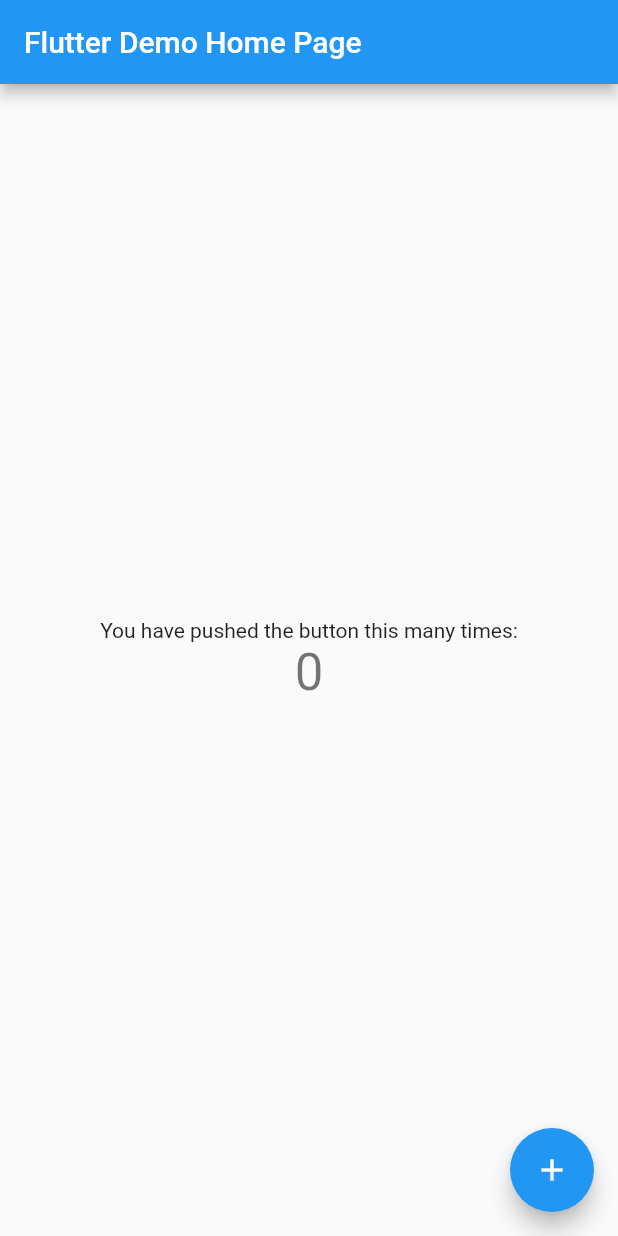
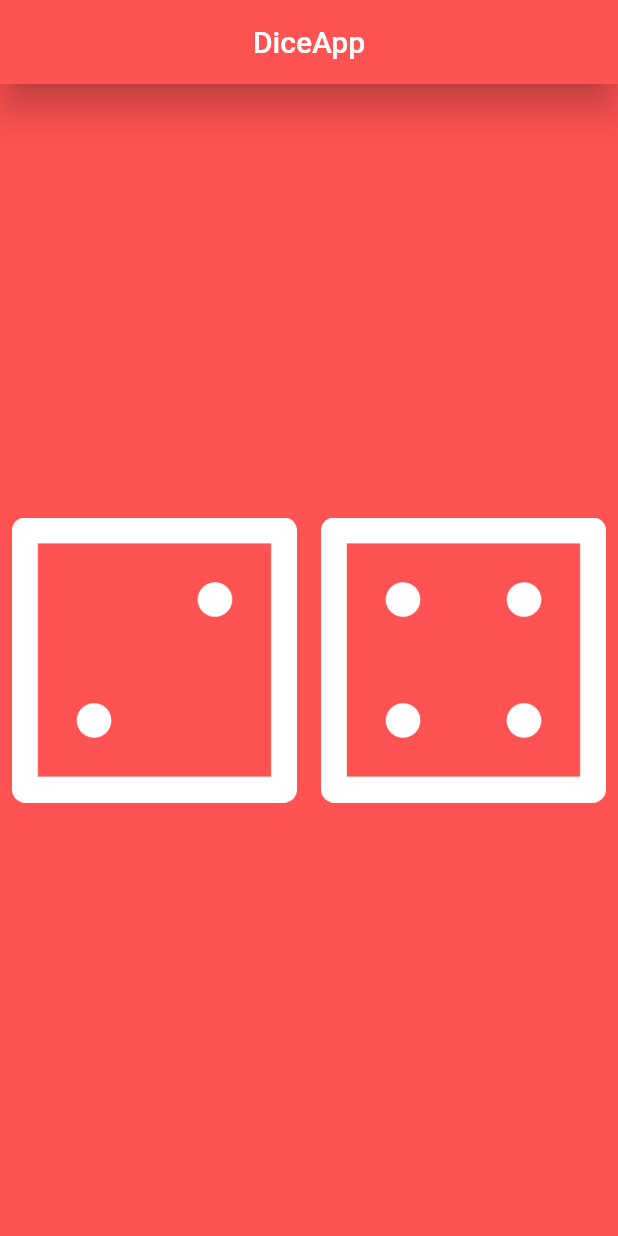
Before and after one commit to wgs1989/flutter_codigo_diceapp, a Flutter app: the screen it shows after launch, on a phone screen of 412 x 824 dp. Run offline on Flutter 3.47's test engine with Material 2 defaults, Android fonts, the phone set to English and light mode, and no system bars.

Commit message:
Cambio 1 DiceApp

```diff
--- a/lib/main.dart
+++ b/lib/main.dart
@@ -1,115 +1,68 @@
 import 'package:flutter/material.dart';
 
 void main() {
-  runApp(const MyApp());
+  runApp(MyApp());
 }
 
 class MyApp extends StatelessWidget {
-  const MyApp({Key? key}) : super(key: key);
-
-  // This widget is the root of your application.
   @override
   Widget build(BuildContext context) {
     return MaterialApp(
-      title: 'Flutter Demo',
-      theme: ThemeData(
-        // This is the theme of your application.
-        //
-        // Try running your application with "flutter run". You'll see the
-        // application has a blue toolbar. Then, without quitting the app, try
-        // changing the primarySwatch below to Colors.green and then invoke
-        // "hot reload" (press "r" in the console where you ran "flutter run",
-        // or simply save your changes to "hot reload" in a Flutter IDE).
-        // Notice that the counter didn't reset back to zero; the application
-        // is not restarted.
-        primarySwatch: Colors.blue,
-      ),
-      home: const MyHomePage(title: 'Flutter Demo Home Page'),
+      home: HomePage(),
     );
   }
 }
 
-class MyHomePage extends StatefulWidget {
-  const MyHomePage({Key? key, required this.title}) : super(key: key);
-
-  // This widget is the home page of your application. It is stateful, meaning
-  // that it has a State object (defined below) that contains fields that affect
-  // how it looks.
-
-  // This class is the configuration for the state. It holds the values (in this
-  // case the title) provided by the parent (in this case the App widget) and
-  // used by the build method of the State. Fields in a Widget subclass are
-  // always marked "final".
-
-  final String title;
-
+class HomePage extends StatefulWidget {
   @override
-  State<MyHomePage> createState() => _MyHomePageState();
+  State<HomePage> createState() => _HomePageState();
 }
 
-class _MyHomePageState extends State<MyHomePage> {
-  int _counter = 0;
-
-  void _incrementCounter() {
-    setState(() {
-      // This call to setState tells the Flutter framework that something has
-      // changed in this State, which causes it to rerun the build method below
-      // so that the display can reflect the updated values. If we changed
-      // _counter without calling setState(), then the build method would not be
-      // called again, and so nothing would appear to happen.
-      _counter++;
-    });
-  }
+class _HomePageState extends State<HomePage> {
+  int leftDice = 2;
 
   @override
   Widget build(BuildContext context) {
-    // This method is rerun every time setState is called, for instance as done
-    // by the _incrementCounter method above.
-    //
-    // The Flutter framework has been optimized to make rerunning build methods
-    // fast, so that you can just rebuild anything that needs updating rather
-    // than having to individually change instances of widgets.
+    print('BUILD!!!!');
     return Scaffold(
+      backgroundColor: Colors.redAccent,
       appBar: AppBar(
-        // Here we take the value from the MyHomePage object that was created by
-        // the App.build method, and use it to set our appbar title.
-        title: Text(widget.title),
+        title: Text('DiceApp'),
+        backgroundColor: Colors.redAccent,
+        centerTitle: true,
+        elevation: 10,
       ),
       body: Center(
-        // Center is a layout widget. It takes a single child and positions it
-        // in the middle of the parent.
-        child: Column(
-          // Column is also a layout widget. It takes a list of children and
-          // arranges them vertically. By default, it sizes itself to fit its
-          // children horizontally, and tries to be as tall as its parent.
-          //
-          // Invoke "debug painting" (press "p" in the console, choose the
-          // "Toggle Debug Paint" action from the Flutter Inspector in Android
-          // Studio, or the "Toggle Debug Paint" command in Visual Studio Code)
-          // to see the wireframe for each widget.
-          //
-          // Column has various properties to control how it sizes itself and
-          // how it positions its children. Here we use mainAxisAlignment to
-          // center the children vertically; the main axis here is the vertical
-          // axis because Columns are vertical (the cross axis would be
-          // horizontal).
-          mainAxisAlignment: MainAxisAlignment.center,
-          children: <Widget>[
-            const Text(
-              'You have pushed the button this many times:',
+        child: Row(
+          children: [
+            Expanded(
+              flex: 1,
+              child: TextButton(
+                onPressed: () {
+                  print('Dado izquierdo');
+                  leftDice = 6;
+                  setState(() {});
+                  print(leftDice);
+                },
+                child: Image.asset(
+                  'assets/images/dice$leftDice.png',
+                ),
+              ),
             ),
-            Text(
-              '$_counter',
-              style: Theme.of(context).textTheme.headline4,
+            Expanded(
+              flex: 1,
+              child: TextButton(
+                onPressed: () {
+                  print('Dado derecho');
+                },
+                child: Image.asset(
+                  'assets/images/dice4.png',
+                ),
+              ),
             ),
           ],
         ),
       ),
-      floatingActionButton: FloatingActionButton(
-        onPressed: _incrementCounter,
-        tooltip: 'Increment',
-        child: const Icon(Icons.add),
-      ), // This trailing comma makes auto-formatting nicer for build methods.
     );
   }
 }
--- a/pubspec.yaml
+++ b/pubspec.yaml
@@ -58,8 +58,8 @@
   uses-material-design: true
 
   # To add assets to your application, add an assets section, like this:
-  # assets:
-  #   - images/a_dot_burr.jpeg
+  assets:
+    - assets/images/
   #   - images/a_dot_ham.jpeg
 
   # An image asset can refer to one or more resolution-specific "variants", see
```
Also changed, not shown: assets/images/dice1.png (added), assets/images/dice2.png (added), assets/images/dice3.png (added), assets/images/dice4.png (added), assets/images/dice5.png (added), assets/images/dice6.png (added).
